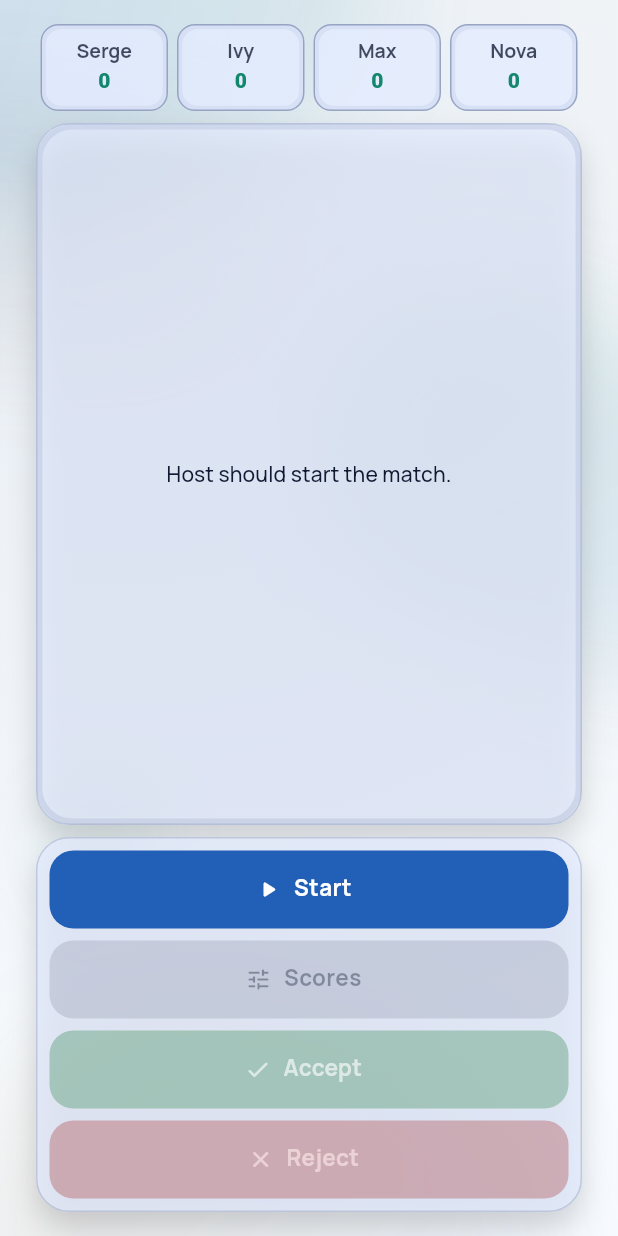
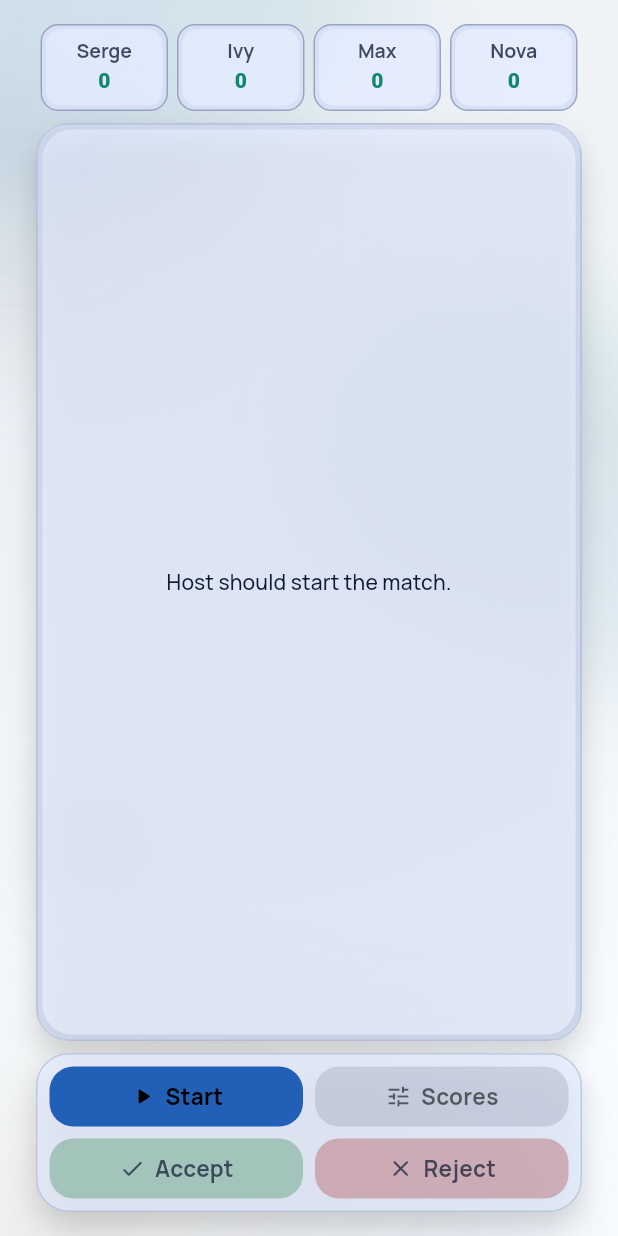
Before and after one commit to Emjoes/GuessTogether, a Flutter app: the GameScreen screen opened by its route, on a phone screen of 412 x 824 dp. Run offline on Flutter 3.47's test engine with Material 3 defaults, Android fonts, the phone set to English and light mode, and no system bars; our stand-ins replace equatable, flutter_riverpod, go_router, google_fonts, shared_preferences; accounts and stored records are empty.

Commit message:
fix: issues with text

```diff
--- a/lib/features/game/presentation/game_screen.dart
+++ b/lib/features/game/presentation/game_screen.dart
@@ -648,8 +648,7 @@ class _CompactPlayerTile extends StatelessWidget {
                 duration: const Duration(milliseconds: 180),
                 curve: Curves.easeOut,
                 constraints: const BoxConstraints(minHeight: 58),
-                padding:
-                    const EdgeInsets.symmetric(horizontal: 8, vertical: 6),
+                padding: const EdgeInsets.symmetric(horizontal: 8, vertical: 6),
                 decoration: BoxDecoration(
                   borderRadius: BorderRadius.circular(12),
                   border: Border.all(color: tileBorderColor),
@@ -1290,6 +1289,8 @@ class _HostCompactControls extends StatelessWidget {
     final l10n = context.l10n;
     final ThemeData theme = Theme.of(context);
     final bool isLight = theme.brightness == Brightness.light;
+    final Color disabledActionForeground =
+        theme.colorScheme.onSurface.withValues(alpha: isLight ? 0.72 : 0.78);
     final bool pending = game.pendingAnswerPlayerId != null &&
         game.phase == GamePhase.answerWindow;
     final bool waiting = game.phase == GamePhase.waitingForHost;
@@ -1297,7 +1298,10 @@ class _HostCompactControls extends StatelessWidget {
     final bool canModerate = pending && !game.isMatchEnded;
     final bool canTogglePauseOrStart = !game.isMatchEnded;
     final bool canEditScores = !waiting && !game.isMatchEnded;
-    final ButtonStyle hostMainStyle = FilledButton.styleFrom();
+    final ButtonStyle hostMainStyle = FilledButton.styleFrom(
+      foregroundColor: Colors.black,
+      disabledForegroundColor: Colors.black.withValues(alpha: 0.58),
+    );
     final ButtonStyle editScoresStyle = hostMainStyle;
     final ButtonStyle acceptStyle = FilledButton.styleFrom(
       backgroundColor:
@@ -1306,13 +1310,13 @@ class _HostCompactControls extends StatelessWidget {
       disabledBackgroundColor:
           (isLight ? const Color(0xFF2A8346) : const Color(0xFF2F8F4E))
               .withValues(alpha: 0.32),
-      disabledForegroundColor: Colors.white.withValues(alpha: 0.62),
+      disabledForegroundColor: disabledActionForeground,
     );
     final ButtonStyle rejectStyle = FilledButton.styleFrom(
       backgroundColor: const Color(0xFFA93E3E),
       foregroundColor: const Color(0xFFFFEBEB),
       disabledBackgroundColor: const Color(0xFFA93E3E).withValues(alpha: 0.34),
-      disabledForegroundColor: const Color(0xFFFFEBEB).withValues(alpha: 0.62),
+      disabledForegroundColor: disabledActionForeground,
     );
 
     return AppPanel(
@@ -1321,46 +1325,38 @@ class _HostCompactControls extends StatelessWidget {
         mainAxisSize: MainAxisSize.min,
         children: <Widget>[
           _AdaptiveButtonPair(
-            leading: FilledButton.icon(
+            leading: _CompactFilledButton(
               style: hostMainStyle,
               onPressed: canTogglePauseOrStart
                   ? (waiting ? onStart : onTogglePause)
                   : null,
-              icon: Icon(
-                waiting
-                    ? Icons.play_arrow_rounded
-                    : (paused
-                        ? Icons.play_arrow_rounded
-                        : Icons.pause_rounded),
-              ),
-              label: Text(
-                waiting
-                    ? l10n.gameHostStartCta
-                    : (paused
-                        ? l10n.gameHostUnpauseCta
-                        : l10n.gameHostPauseCta),
-              ),
-            ),
-            trailing: FilledButton.icon(
+              icon: waiting
+                  ? Icons.play_arrow_rounded
+                  : (paused ? Icons.play_arrow_rounded : Icons.pause_rounded),
+              label: waiting
+                  ? l10n.gameHostStartCta
+                  : (paused ? l10n.gameHostUnpauseCta : l10n.gameHostPauseCta),
+            ),
+            trailing: _CompactFilledButton(
               style: editScoresStyle,
               onPressed: canEditScores ? onEditScores : null,
-              icon: const Icon(Icons.tune_rounded),
-              label: Text(l10n.gameHostScoresCta),
+              icon: Icons.tune_rounded,
+              label: l10n.gameHostScoresCta,
             ),
           ),
           const SizedBox(height: 8),
           _AdaptiveButtonPair(
-            leading: FilledButton.icon(
+            leading: _CompactFilledButton(
               style: acceptStyle,
               onPressed: canModerate ? onAccept : null,
-              icon: const Icon(Icons.check_rounded),
-              label: Text(l10n.gameHostAcceptCta),
-            ),
-            trailing: FilledButton.icon(
+              icon: Icons.check_rounded,
+              label: l10n.gameHostAcceptCta,
+            ),
+            trailing: _CompactFilledButton(
               style: rejectStyle,
               onPressed: canModerate ? onReject : null,
-              icon: const Icon(Icons.close_rounded),
-              label: Text(l10n.gameHostRejectCta),
+              icon: Icons.close_rounded,
+              label: l10n.gameHostRejectCta,
             ),
           ),
         ],
@@ -1387,6 +1383,8 @@ class _PlayerCompactControls extends StatelessWidget {
     final l10n = context.l10n;
     final ThemeData theme = Theme.of(context);
     final bool isLight = theme.brightness == Brightness.light;
+    final Color disabledActionForeground =
+        theme.colorScheme.onSurface.withValues(alpha: isLight ? 0.72 : 0.78);
     final bool canAnswer = game.phase == GamePhase.answerWindow &&
         !game.isPaused &&
         game.pendingAnswerPlayerId == null &&
@@ -1399,7 +1397,7 @@ class _PlayerCompactControls extends StatelessWidget {
       disabledBackgroundColor:
           (isLight ? const Color(0xFF2A8346) : const Color(0xFF2F8F4E))
               .withValues(alpha: 0.36),
-      disabledForegroundColor: Colors.white.withValues(alpha: 0.62),
+      disabledForegroundColor: disabledActionForeground,
     );
     final ButtonStyle passStyle = FilledButton.styleFrom(
       backgroundColor:
@@ -1408,25 +1406,107 @@ class _PlayerCompactControls extends StatelessWidget {
       disabledBackgroundColor:
           (isLight ? const Color(0xFF5F6774) : const Color(0xFF6F7681))
               .withValues(alpha: 0.34),
-      disabledForegroundColor: Colors.white.withValues(alpha: 0.62),
+      disabledForegroundColor: disabledActionForeground,
     );
 
     return AppPanel(
       padding: const EdgeInsets.symmetric(horizontal: 8, vertical: 8),
       child: _AdaptiveButtonPair(
-        leading: FilledButton.icon(
+        leading: _CompactFilledButton(
           style: answerStyle,
           onPressed: canAnswer ? onAnswer : null,
-          icon: const Icon(Icons.check_rounded),
-          label: Text(l10n.gameAnswerCta),
+          icon: Icons.check_rounded,
+          label: l10n.gameAnswerCta,
         ),
-        trailing: FilledButton.icon(
+        trailing: _CompactFilledButton(
           style: passStyle,
           onPressed: canAnswer ? onPass : null,
-          icon: const Icon(Icons.close_rounded),
-          label: Text(l10n.gamePassCta),
+          icon: Icons.close_rounded,
+          label: l10n.gamePassCta,
         ),
       ),
+    );
+  }
+}
+
+class _CompactFilledButton extends StatelessWidget {
+  const _CompactFilledButton({
+    required this.icon,
+    required this.label,
+    required this.onPressed,
+    this.style,
+  });
+
+  final IconData icon;
+  final String label;
+  final VoidCallback? onPressed;
+  final ButtonStyle? style;
+
+  @override
+  Widget build(BuildContext context) {
+    return LayoutBuilder(
+      builder: (BuildContext context, BoxConstraints constraints) {
+        final ThemeData theme = Theme.of(context);
+        final bool compact = constraints.maxWidth < 118;
+        final bool ultraCompact = constraints.maxWidth < 102;
+        final double iconSize = ultraCompact ? 15 : (compact ? 16 : 18);
+        final double spacing = ultraCompact ? 3 : (compact ? 4 : 6);
+        final EdgeInsetsGeometry padding = EdgeInsets.symmetric(
+          horizontal: ultraCompact ? 6 : 8,
+          vertical: ultraCompact ? 8 : 10,
+        );
+        final Set<WidgetState> states = onPressed == null
+            ? const <WidgetState>{WidgetState.disabled}
+            : const <WidgetState>{};
+        final ButtonStyle mergedStyle =
+            theme.filledButtonTheme.style?.merge(style) ??
+                style ??
+                const ButtonStyle();
+        final ButtonStyle effectiveStyle = mergedStyle.copyWith(
+          minimumSize: const WidgetStatePropertyAll(
+            Size(0, AppSpacing.tapTargetMin),
+          ),
+          padding: WidgetStatePropertyAll<EdgeInsetsGeometry>(padding),
+          tapTargetSize: MaterialTapTargetSize.shrinkWrap,
+          visualDensity: VisualDensity.compact,
+        );
+        final Color contentColor =
+            effectiveStyle.foregroundColor?.resolve(states) ??
+                (onPressed == null
+                    ? theme.colorScheme.onSurface.withValues(alpha: 0.38)
+                    : theme.colorScheme.onPrimary);
+        final TextStyle? labelStyle = theme.textTheme.labelLarge?.copyWith(
+          fontSize: ultraCompact ? 11.5 : (compact ? 12.5 : null),
+          fontWeight: FontWeight.w700,
+          height: 1,
+          color: contentColor,
+        );
+
+        return FilledButton(
+          style: effectiveStyle,
+          onPressed: onPressed,
+          child: SizedBox(
+            width: double.infinity,
+            child: FittedBox(
+              fit: BoxFit.scaleDown,
+              child: Row(
+                mainAxisSize: MainAxisSize.min,
+                children: <Widget>[
+                  Icon(icon, size: iconSize, color: contentColor),
+                  SizedBox(width: spacing),
+                  Text(
+                    label,
+                    maxLines: 1,
+                    softWrap: false,
+                    overflow: TextOverflow.visible,
+                    style: labelStyle,
+                  ),
+                ],
+              ),
+            ),
+          ),
+        );
+      },
     );
   }
 }
@@ -1442,28 +1522,12 @@ class _AdaptiveButtonPair extends StatelessWidget {
 
   @override
   Widget build(BuildContext context) {
-    return LayoutBuilder(
-      builder: (BuildContext context, BoxConstraints constraints) {
-        final bool stackVertically = constraints.maxWidth < 360;
-        if (stackVertically) {
-          return Column(
-            crossAxisAlignment: CrossAxisAlignment.stretch,
-            children: <Widget>[
-              leading,
-              const SizedBox(height: 8),
-              trailing,
-            ],
-          );
-        }
-
-        return Row(
-          children: <Widget>[
-            Expanded(child: leading),
-            const SizedBox(width: 8),
-            Expanded(child: trailing),
-          ],
-        );
-      },
+    return Row(
+      children: <Widget>[
+        Expanded(child: leading),
+        const SizedBox(width: 8),
+        Expanded(child: trailing),
+      ],
     );
   }
 }
```
Also changed, not shown: assets/icons/logo.png (added), 27 other files.
